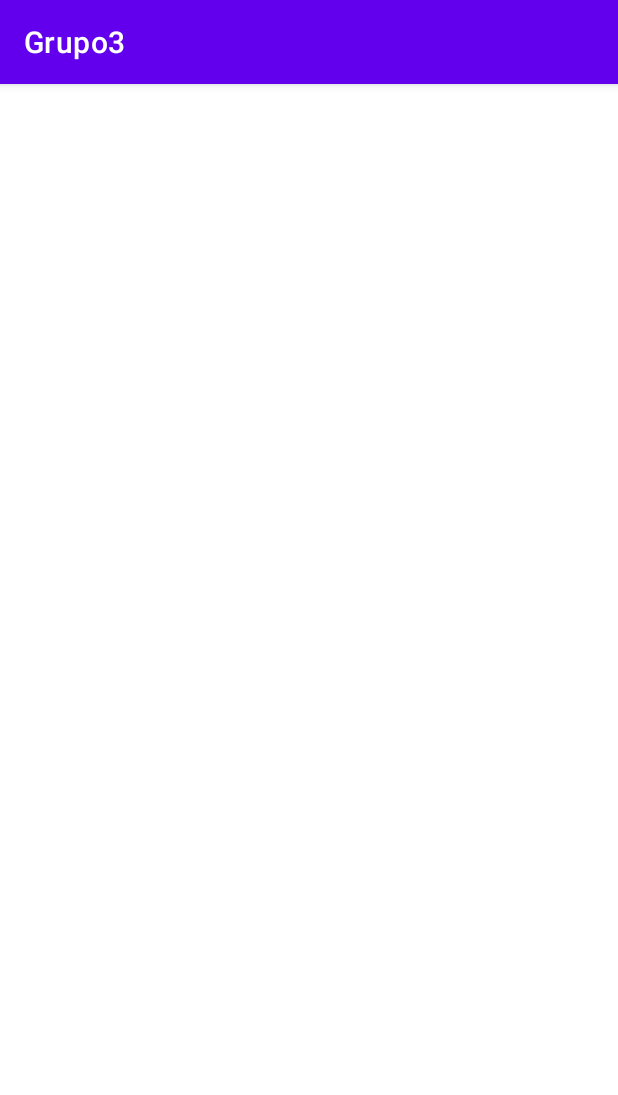
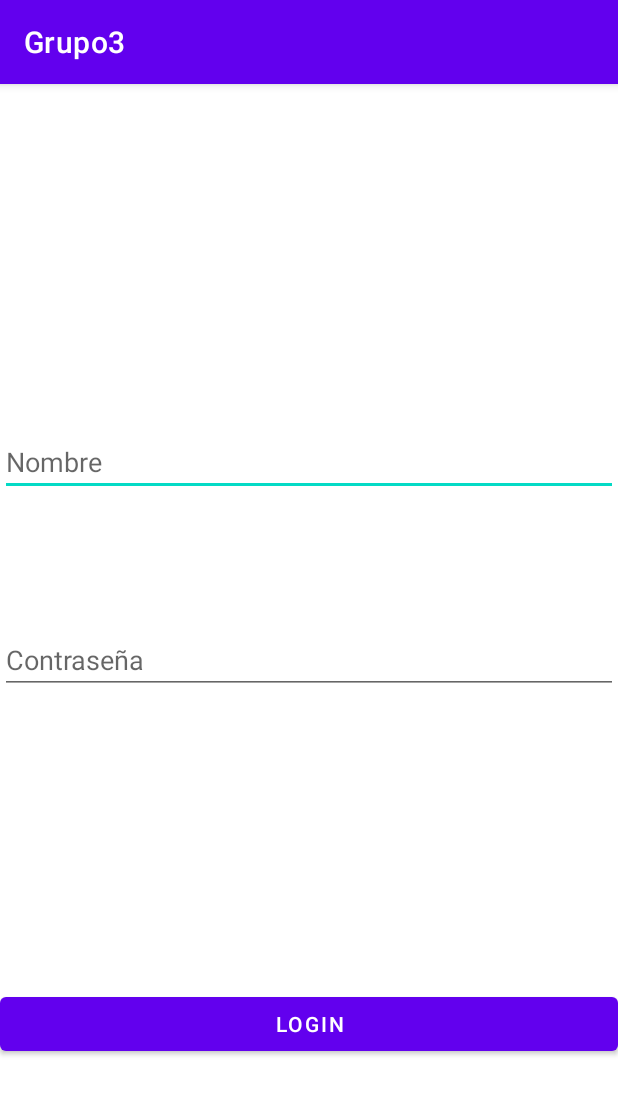
Before and after one commit to Ikerisasi/Grupo3PFG, an Android app: the LoginActivity screen opened directly, with no data from a screen before it, on a phone screen of 412 x 824 dp. Shown: the top 1095 px of the screen. Run offline under Robolectric (Android 15) with nearby library versions, the phone set to English and light mode, and no system bars; Roboto replaces fonts that are not available here.

Commit message:
Login hecho y metodos añadidos al dbManager

```diff
--- a/Grupo3/app/src/main/java/es/proyecto/grupo3/LoginActivity.java
+++ b/Grupo3/app/src/main/java/es/proyecto/grupo3/LoginActivity.java
@@ -2,13 +2,49 @@ package es.proyecto.grupo3;
 
 import androidx.appcompat.app.AppCompatActivity;
 
+import android.content.Intent;
 import android.os.Bundle;
+import android.util.Log;
+import android.widget.Button;
+import android.widget.EditText;
+
+import es.proyecto.grupo3.db.DBManager;
 
 public class LoginActivity extends AppCompatActivity {
 
+    EditText editTextName;
+    EditText editTextPassword;
+    Button btn_Login;
+
+    String name;
+    String password;
+    private DBManager dbHelper = new DBManager(LoginActivity.this);
     @Override
     protected void onCreate(Bundle savedInstanceState) {
         super.onCreate(savedInstanceState);
         setContentView(R.layout.activity_login);
+
+
+    editTextName =  findViewById(R.id.editTextName);
+    editTextPassword = findViewById(R.id.editTextPassword);
+    btn_Login = findViewById(R.id.btn_Login);
+
+    name = editTextName.toString();
+    password = editTextPassword.toString();
+
+
+    btn_Login.setOnClickListener(v -> {
+        dbHelper.Login(name, password);
+        if (dbHelper.Login(name, password) == true){
+
+            int idTendero = dbHelper.SelectIdTendero();
+            Intent i = new Intent();
+            i.putExtra(name, idTendero);
+            finish();
+
+
+        }
+    });
     }
+
 }
--- a/Grupo3/app/src/main/res/layout/activity_login.xml
+++ b/Grupo3/app/src/main/res/layout/activity_login.xml
@@ -6,4 +6,45 @@
     android:layout_height="match_parent"
     tools:context=".LoginActivity">
 
+    <Button
+        android:id="@+id/btn_Login"
+        android:layout_width="0dp"
+        android:layout_height="wrap_content"
+        android:text="@string/btn_Login"
+        app:layout_constraintBottom_toBottomOf="parent"
+        app:layout_constraintEnd_toEndOf="parent"
+        app:layout_constraintHorizontal_bias="0.0"
+        app:layout_constraintStart_toStartOf="parent"
+        app:layout_constraintTop_toTopOf="parent"
+        app:layout_constraintVertical_bias="0.837" />
+
+    <EditText
+        android:id="@+id/editTextName"
+        android:layout_width="0dp"
+        android:layout_height="wrap_content"
+        android:ems="10"
+        android:hint="@string/editTextName"
+        android:inputType="textPersonName"
+        app:layout_constraintBottom_toBottomOf="parent"
+        app:layout_constraintEnd_toEndOf="parent"
+        app:layout_constraintHorizontal_bias="0.0"
+        app:layout_constraintStart_toStartOf="parent"
+        app:layout_constraintTop_toTopOf="parent"
+        app:layout_constraintVertical_bias="0.317"
+        tools:ignore="TouchTargetSizeCheck,SpeakableTextPresentCheck" />
+
+    <EditText
+        android:id="@+id/editTextPassword"
+        android:layout_width="0dp"
+        android:layout_height="wrap_content"
+        android:ems="10"
+        android:hint="@string/editTextPassword"
+        android:inputType="textPassword"
+        app:layout_constraintBottom_toBottomOf="parent"
+        app:layout_constraintEnd_toEndOf="parent"
+        app:layout_constraintHorizontal_bias="0.0"
+        app:layout_constraintStart_toStartOf="parent"
+        app:layout_constraintTop_toTopOf="parent"
+        tools:ignore="SpeakableTextPresentCheck,TouchTargetSizeCheck" />
+
 </androidx.constraintlayout.widget.ConstraintLayout>
--- a/Grupo3/app/src/main/res/values/strings.xml
+++ b/Grupo3/app/src/main/res/values/strings.xml
@@ -1,6 +1,8 @@
 <resources>
     <string name="app_name">Grupo3</string>
-
+    <string name="editTextName">Nombre</string>
+    <string name="editTextPassword">Contraseña</string>
+    <string name="btn_Login">Login</string>
     <string name="btnProductos">PRODUCTOS</string>
     <string name="btnTiendas">TIENDAS</string>
     <string name="btnTenderos">TENDEROS</string>
```
Also changed, not shown: Grupo3/app/src/main/java/es/proyecto/grupo3/db/DBManager.java (+49 -13 lines).
